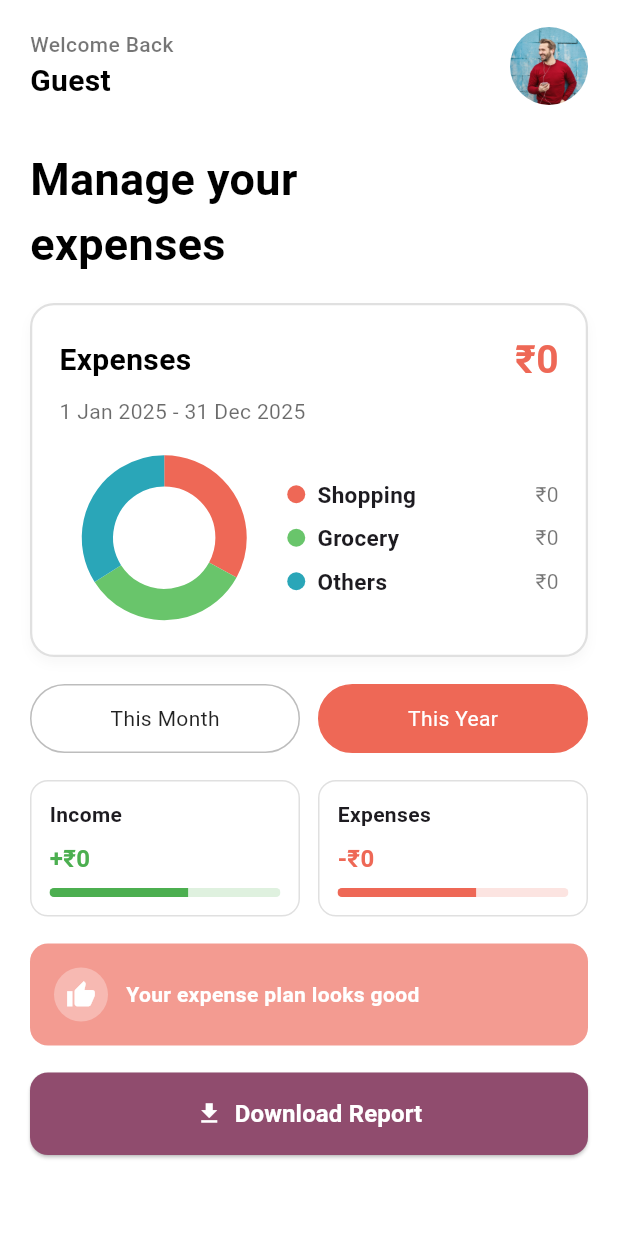
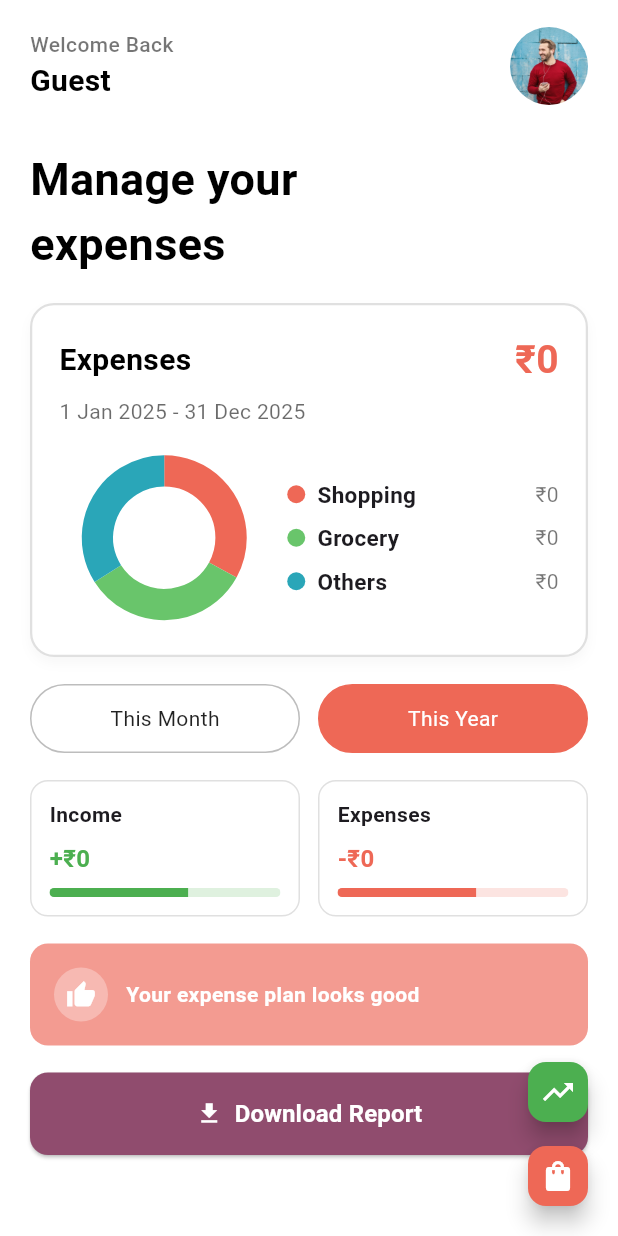
Before and after one commit to PersuasivePost/MAD, a Flutter app: the Home screen opened by its route, on a phone screen of 412 x 824 dp. Run offline on Flutter 3.47's test engine with Material 3 defaults, Android fonts, the phone set to English and light mode, and no system bars; our stand-ins replace cloud_firestore, csv, firebase_auth, firebase_core, pdf, permission_handler and 1 more; accounts and stored records are empty.

Commit message:
updated home page with income&expense buttons

```diff
--- a/expense_tracker/lib/pages/home.dart
+++ b/expense_tracker/lib/pages/home.dart
@@ -392,6 +392,29 @@ class _HomeState extends State<Home> {
           ),
         ),
       ),
+      floatingActionButtonLocation: FloatingActionButtonLocation.endFloat,
+      floatingActionButton: Column(
+        mainAxisSize: MainAxisSize.min,
+        children: [
+          FloatingActionButton(
+            heroTag: 'add_income',
+            mini: true,
+            backgroundColor: Colors.green,
+            onPressed: () => Navigator.of(context).pushNamed('/income'),
+            child: const Icon(Icons.trending_up, color: Colors.white),
+            tooltip: 'Add Income',
+          ),
+          const SizedBox(height: 8.0),
+          FloatingActionButton(
+            heroTag: 'add_expense',
+            mini: true,
+            backgroundColor: const Color(0xffee6856),
+            onPressed: () => Navigator.of(context).pushNamed('/expense'),
+            child: const Icon(Icons.shopping_bag, color: Colors.white),
+            tooltip: 'Add Expense',
+          ),
+        ],
+      ),
     );
   }
 
```
